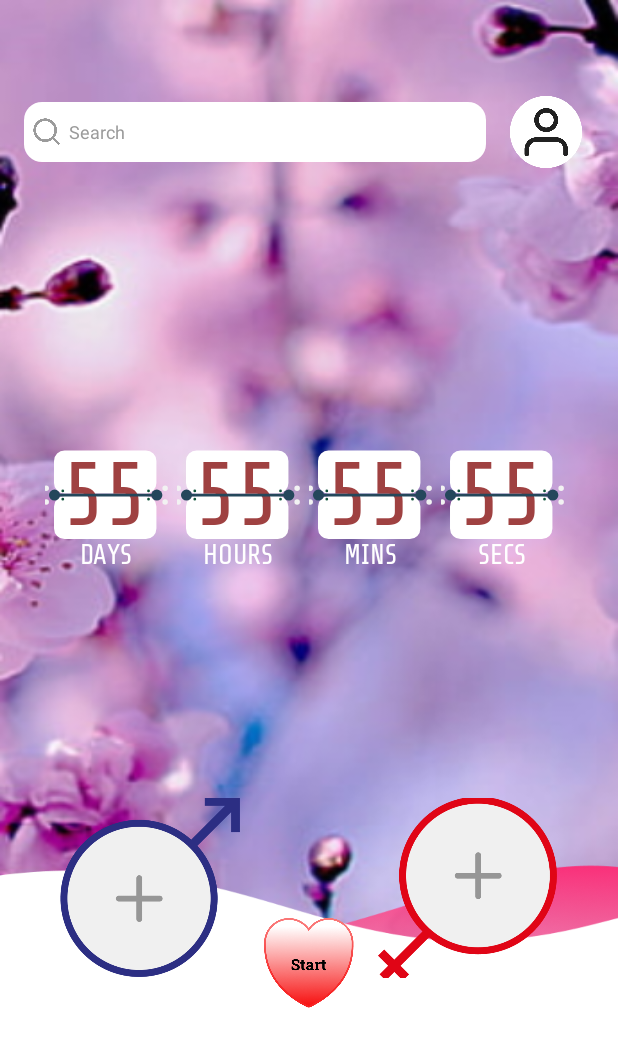
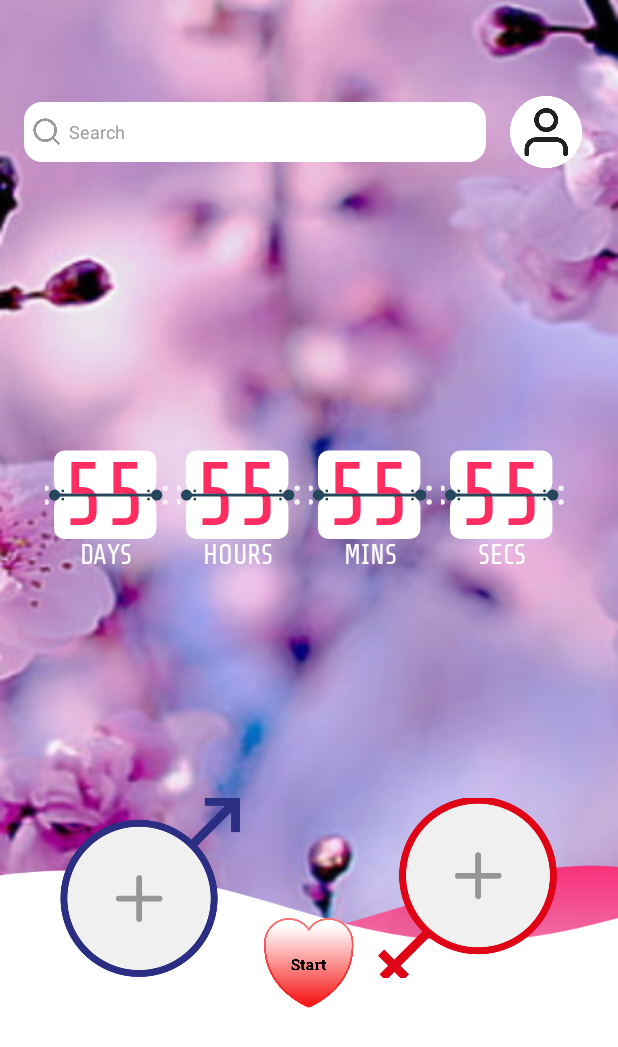
Before and after one commit to le-minh-thuan429/FutureLove, an Android app: the fragment PairingFragment shown on its own in the app's theme, on a phone screen of 412 x 824 dp. Shown: the top 1047 px of the screen. Run offline under Robolectric (Android 15) with nearby library versions, the phone set to English and light mode, and no system bars; libraries missing offline, so code that uses them is left out: com.google.mlkit.vision, io.github.rupinderjeet.kprogresshud; network calls fail; pictures from the network do not load; 3 statements that could not run were skipped.

```diff
--- a/app/src/main/res/layout/fragment_pairing.xml
+++ b/app/src/main/res/layout/fragment_pairing.xml
@@ -125,7 +125,7 @@
                 android:layout_height="match_parent"
                 android:fontFamily="@font/share_tech_font"
                 android:text="55"
-                android:textColor="@color/red_bold"
+                android:textColor="#FF2C61"
                 android:textSize="@dimen/define_dimen_60"
 
                 app:layout_constraintBottom_toBottomOf="@+id/imageView1"
@@ -183,7 +183,7 @@
                 android:layout_height="match_parent"
                 android:fontFamily="@font/share_tech_font"
                 android:text="55"
-                android:textColor="@color/red_bold"
+                android:textColor="#FF2C61"
                 android:textSize="@dimen/define_dimen_60"
                 app:layout_constraintBottom_toBottomOf="@+id/imageView2"
                 app:layout_constraintEnd_toEndOf="@+id/imageView2"
@@ -240,7 +240,7 @@
                 android:layout_height="match_parent"
                 android:fontFamily="@font/share_tech_font"
                 android:text="55"
-                android:textColor="@color/red_bold"
+                android:textColor="#FF2C61"
                 android:textSize="@dimen/define_dimen_60"
                 app:layout_constraintBottom_toBottomOf="@+id/imageView3"
                 app:layout_constraintEnd_toEndOf="@+id/imageView3"
@@ -297,7 +297,7 @@
                 android:layout_height="match_parent"
                 android:fontFamily="@font/share_tech_font"
                 android:text="55"
-                android:textColor="@color/red_bold"
+                android:textColor="#FF2C61"
                 android:textSize="@dimen/define_dimen_60"
                 app:layout_constraintBottom_toBottomOf="@+id/imageView4"
                 app:layout_constraintEnd_toEndOf="@+id/imageView4"
```
